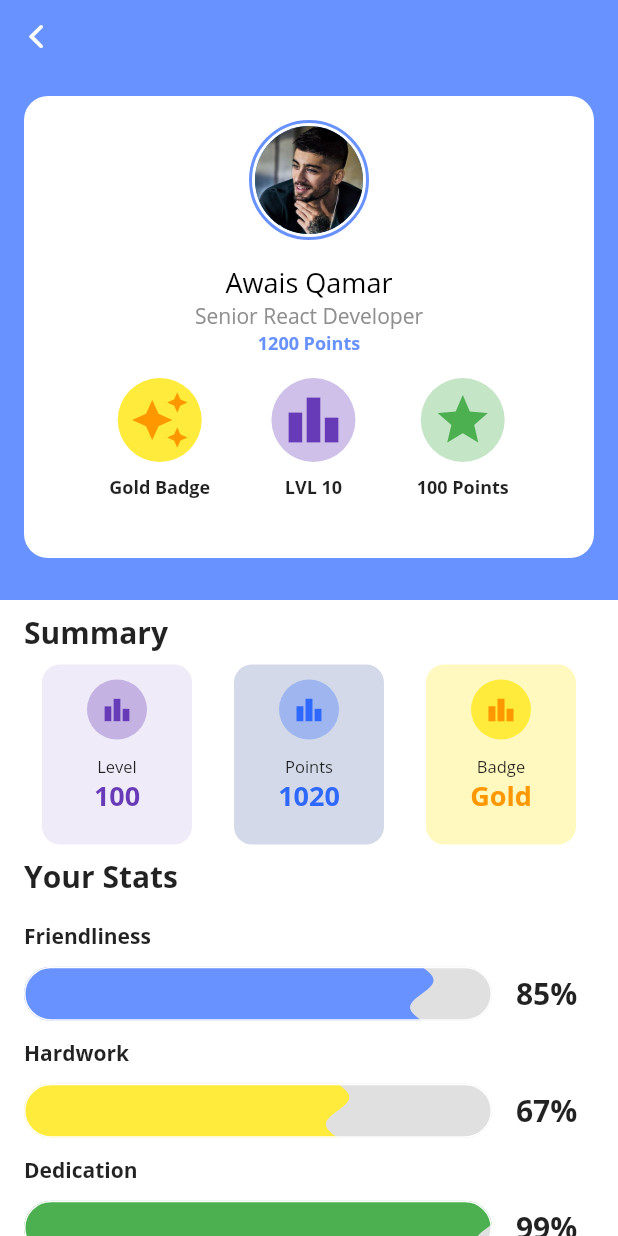
After one commit to Aliasad9/AppCon_Invicta, a Flutter app: the ProfileScreen screen opened directly, on a phone screen of 412 x 824 dp. The commit adds this screen. Run offline on Flutter 3.47's test engine with Material 2 defaults, Android fonts, the phone set to English and light mode, and no system bars; drawn by our look-alikes of liquid_progress_indicator; our stand-ins replace flutter_svg.

Commit message:
profile page done

```diff
--- a/lib/create_cheer.dart
+++ b/lib/create_cheer.dart
@@ -8,8 +8,8 @@ class CreateCheerScreen extends StatefulWidget {
 class _CreateCheerScreenState extends State<CreateCheerScreen> {
   @override
   Widget build(BuildContext context) {
-    return Container(
-      child: Text('Create New Cheer'),
+    return Scaffold(
+      body: Text('Create New Cheer'),
     );
   }
 }
--- /dev/null
+++ b/lib/profile_screen.dart
@@ -0,0 +1,391 @@
+import 'package:Invicta/widgets/profile_image.dart';
+import 'package:flutter/cupertino.dart';
+import 'package:flutter/material.dart';
+import 'package:liquid_progress_indicator/liquid_progress_indicator.dart';
+
+class ProfileScreen extends StatelessWidget {
+  @override
+  Widget build(BuildContext context) {
+    return SafeArea(
+      child: Scaffold(
+        body: SingleChildScrollView(
+          child: Stack(
+            children: [
+              Container(
+                width: MediaQuery.of(context).size.width,
+                height: 400,
+                color: Theme.of(context).primaryColor,
+                child: Stack(
+                  children: [
+                    Align(
+                      alignment: Alignment.topLeft,
+                      child: IconButton(
+                        icon: Icon(
+                          CupertinoIcons.back,
+                          color: Colors.white,
+                        ),
+                        onPressed: () {
+                          Navigator.pop(context);
+                        },
+                      ),
+                    ),
+                    Padding(
+                      padding: EdgeInsets.only(left: 16, right: 16, top: 64),
+                      child: Container(
+                        width: MediaQuery.of(context).size.width - 32,
+                        height: 308,
+                        decoration: BoxDecoration(
+                          color: Colors.white,
+                          borderRadius: BorderRadius.circular(16),
+                        ),
+                        child: Column(
+                          children: [
+                            ProfileImage(
+                              profileImgUrl: 'assets/images/profile.jpg',
+                              imgDiameter: 72.0,
+                              borderDiameter: 80.0,
+                            ),
+                            Text(
+                              'Awais Qamar',
+                              style: TextStyle(
+                                fontSize: 18,
+                                color: Colors.black,
+                                fontWeight: FontWeight.w500,
+                                fontFamily: 'OpenSans',
+                              ),
+                            ),
+                            Text(
+                              'Senior React Developer',
+                              style: TextStyle(
+                                fontSize: 14,
+                                color: Color(0xFF8F8F8F),
+                                fontWeight: FontWeight.w500,
+                                fontFamily: 'OpenSans',
+                              ),
+                            ),
+                            Text(
+                              '1200 Points',
+                              style: TextStyle(
+                                fontSize: 12,
+                                color: Theme.of(context).primaryColor,
+                                fontWeight: FontWeight.w600,
+                                fontFamily: 'OpenSans',
+                              ),
+                            ),
+                            Padding(
+                              padding: const EdgeInsets.all(16.0),
+                              child: Row(
+                                mainAxisAlignment:
+                                    MainAxisAlignment.spaceEvenly,
+                                children: [
+                                  Column(
+                                    children: [
+                                      Container(
+                                        height: 56,
+                                        width: 56,
+                                        margin: EdgeInsets.only(bottom: 8),
+                                        decoration: BoxDecoration(
+                                            color: Colors.yellow,
+                                            shape: BoxShape.circle),
+                                        child: Icon(
+                                          Icons.auto_awesome,
+                                          size: 40,
+                                          color: Colors.orange,
+                                        ),
+                                      ),
+                                      Text(
+                                        'Gold Badge',
+                                        style: TextStyle(
+                                          fontSize: 12,
+                                          fontWeight: FontWeight.w600,
+                                          fontFamily: 'OpenSans',
+                                        ),
+                                      )
+                                    ],
+                                  ),
+                                  Column(
+                                    children: [
+                                      Container(
+                                        height: 56,
+                                        width: 56,
+                                        margin: EdgeInsets.only(bottom: 8),
+                                        decoration: BoxDecoration(
+                                            color: Colors.deepPurple
+                                                .withOpacity(0.32),
+                                            shape: BoxShape.circle),
+                                        child: Icon(
+                                          Icons.leaderboard,
+                                          size: 40,
+                                          color: Colors.deepPurple,
+                                        ),
+                                      ),
+                                      Text(
+                                        'LVL 10',
+                                        style: TextStyle(
+                                          fontSize: 12,
+                                          fontWeight: FontWeight.w600,
+                                          fontFamily: 'OpenSans',
+                                        ),
+                                      )
+                                    ],
+                                  ),
+                                  Column(
+                                    children: [
+                                      Container(
+                                        height: 56,
+                                        width: 56,
+                                        margin: EdgeInsets.only(bottom: 8),
+                                        decoration: BoxDecoration(
+                                            color:
+                                                Colors.green.withOpacity(0.32),
+                                            shape: BoxShape.circle),
+                                        child: Icon(
+                                          Icons.star,
+                                          size: 40,
+                                          color: Colors.green,
+                                        ),
+                                      ),
+                                      Text(
+                                        '100 Points',
+                                        style: TextStyle(
+                                          fontSize: 12,
+                                          fontWeight: FontWeight.w600,
+                                          fontFamily: 'OpenSans',
+                                        ),
+                                      )
+                                    ],
+                                  ),
+                                ],
+                              ),
+                            )
+                          ],
+                        ),
+                      ),
+                    ),
+                  ],
+                ),
+              ),
+              Align(
+                alignment: Alignment.topCenter,
+                child: Padding(
+                  padding: EdgeInsets.only(top: 400),
+                  child: Container(
+                    width: MediaQuery.of(context).size.width,
+                    child: Column(
+                      crossAxisAlignment: CrossAxisAlignment.start,
+                      children: [
+                        getLabelName('Summary'),
+                        Row(
+                          mainAxisAlignment: MainAxisAlignment.spaceEvenly,
+                          children: [
+                            Container(
+                              width: 100,
+                              height: 120,
+                              decoration: BoxDecoration(
+                                color: Colors.deepPurple.withOpacity(0.10),
+                                borderRadius: BorderRadius.circular(12),
+                              ),
+                              child: Column(
+                                children: [
+                                  Container(
+                                    height: 40,
+                                    width: 40,
+                                    margin: EdgeInsets.symmetric(vertical: 10),
+                                    decoration: BoxDecoration(
+                                        color:
+                                            Colors.deepPurple.withOpacity(0.32),
+                                        shape: BoxShape.circle),
+                                    child: Icon(
+                                      Icons.leaderboard,
+                                      size: 20,
+                                      color: Colors.deepPurple,
+                                    ),
+                                  ),
+                                  Text(
+                                    'Level',
+                                    style: TextStyle(
+                                      fontSize: 11,
+                                      fontWeight: FontWeight.w400,
+                                      fontFamily: 'OpenSans',
+                                    ),
+                                  ),
+                                  Text(
+                                    '100',
+                                    style: TextStyle(
+                                      fontSize: 18,
+                                      fontWeight: FontWeight.w600,
+                                      fontFamily: 'OpenSans',
+                                      color: Colors.deepPurple,
+                                    ),
+                                  )
+                                ],
+                              ),
+                            ),
+                            Container(
+                              width: 100,
+                              height: 120,
+                              decoration: BoxDecoration(
+                                color: Color(0xFFD3D9E8),
+                                borderRadius: BorderRadius.circular(12),
+                              ),
+                              child: Column(
+                                children: [
+                                  Container(
+                                    height: 40,
+                                    width: 40,
+                                    margin: EdgeInsets.symmetric(vertical: 10),
+                                    decoration: BoxDecoration(
+                                        color:
+                                            Color(0xFF2E68FF).withOpacity(0.32),
+                                        shape: BoxShape.circle),
+                                    child: Icon(
+                                      Icons.leaderboard,
+                                      size: 20,
+                                      color: Color(0xFF2E68FF),
+                                    ),
+                                  ),
+                                  Text(
+                                    'Points',
+                                    style: TextStyle(
+                                      fontSize: 11,
+                                      fontWeight: FontWeight.w400,
+                                      fontFamily: 'OpenSans',
+                                    ),
+                                  ),
+                                  Text(
+                                    '1020',
+                                    style: TextStyle(
+                                      fontSize: 18,
+                                      fontWeight: FontWeight.w600,
+                                      fontFamily: 'OpenSans',
+                                      color: Color(0xFF2E68FF),
+                                    ),
+                                  )
+                                ],
+                              ),
+                            ),
+                            Container(
+                              width: 100,
+                              height: 120,
+                              decoration: BoxDecoration(
+                                color: Colors.yellow.withOpacity(0.32),
+                                borderRadius: BorderRadius.circular(12),
+                              ),
+                              child: Column(
+                                children: [
+                                  Container(
+                                    height: 40,
+                                    width: 40,
+                                    margin: EdgeInsets.symmetric(vertical: 10),
+                                    decoration: BoxDecoration(
+                                        color: Colors.yellow,
+                                        shape: BoxShape.circle),
+                                    child: Icon(
+                                      Icons.leaderboard,
+                                      size: 20,
+                                      color: Colors.orange,
+                                    ),
+                                  ),
+                                  Text(
+                                    'Badge',
+                                    style: TextStyle(
+                                      fontSize: 11,
+                                      fontWeight: FontWeight.w400,
+                                      fontFamily: 'OpenSans',
+                                    ),
+                                  ),
+                                  Text(
+                                    'Gold',
+                                    style: TextStyle(
+                                        fontSize: 18,
+                                        fontWeight: FontWeight.w600,
+                                        fontFamily: 'OpenSans',
+                                        color: Colors.orange),
+                                  )
+                                ],
+                              ),
+                            )
+                          ],
+                        ),
+                        getLabelName('Your Stats'),
+                        getStatsProgressBar('Friendliness', 0.85,
+                            Theme.of(context).primaryColor, context),
+                        getStatsProgressBar(
+                            'Hardwork', 0.67, Colors.yellow, context),
+                        getStatsProgressBar(
+                            'Dedication', 0.99, Colors.green, context),
+                        getStatsProgressBar('Team Work', 0.53,
+                            Colors.deepPurpleAccent, context),
+                        SizedBox(
+                          height: 50,
+                        )
+                      ],
+                    ),
+                  ),
+                ),
+              )
+            ],
+          ),
+        ),
+      ),
+    );
+  }
+
+  Widget getStatsProgressBar(labelName, value, color, context) {
+    return Column(
+      crossAxisAlignment: CrossAxisAlignment.start,
+      children: [
+        getCategoryName('$labelName'),
+        Padding(
+          padding: const EdgeInsets.symmetric(horizontal: 16.0),
+          child: Row(
+            children: [
+              SizedBox(
+                height: 36,
+                width: MediaQuery.of(context).size.width - 100,
+                child: LiquidLinearProgressIndicator(
+                  value: value,
+                  valueColor: AlwaysStoppedAnimation(color),
+                  backgroundColor: Colors.grey.withOpacity(0.32),
+                  borderColor: Colors.white,
+                  borderWidth: 1,
+                  borderRadius: 20,
+                  direction: Axis.horizontal,
+                ),
+              ),
+              getLabelName('${(value * 100).round()}%')
+            ],
+          ),
+        )
+      ],
+    );
+  }
+
+  Widget getCategoryName(String label) {
+    return Padding(
+      padding: const EdgeInsets.only(top: 8, left: 16.0, bottom: 8.0),
+      child: Text(
+        '$label',
+        style: TextStyle(
+          fontSize: 14,
+          fontWeight: FontWeight.w600,
+          fontFamily: 'OpenSans',
+        ),
+      ),
+    );
+  }
+
+  Widget getLabelName(String label) {
+    return Padding(
+      padding: const EdgeInsets.only(top: 8, left: 16.0, bottom: 8.0),
+      child: Text(
+        '$label',
+        style: TextStyle(
+          fontSize: 20,
+          fontWeight: FontWeight.w600,
+          fontFamily: 'OpenSans',
+        ),
+      ),
+    );
+  }
+}
--- a/lib/widgets/custom_app_bar.dart
+++ b/lib/widgets/custom_app_bar.dart
@@ -1,3 +1,4 @@
+import 'package:Invicta/profile_screen.dart';
 import 'package:Invicta/widgets/profile_image.dart';
 import 'package:flutter/material.dart';
 
@@ -40,7 +41,17 @@ class CustomAppBar extends StatelessWidget {
                 ],
               ),
             ),
-            ProfileImage(profileImgUrl: profileImgUrl,imgDiameter: 40.0,borderDiameter: 48.0,)
+            InkWell(
+              onTap: () {
+                Navigator.push(context,
+                    MaterialPageRoute(builder: (_) => ProfileScreen()));
+              },
+              child: ProfileImage(
+                profileImgUrl: profileImgUrl,
+                imgDiameter: 40.0,
+                borderDiameter: 48.0,
+              ),
+            )
           ],
         ),
       ),
--- a/lib/widgets/home_feed_card.dart
+++ b/lib/widgets/home_feed_card.dart
@@ -9,9 +9,9 @@ class HomeFeedCard extends StatelessWidget {
   @override
   Widget build(BuildContext context) {
     return Padding(
-      padding: const EdgeInsets.only(bottom: 16.0, left: 16, right: 16),
+      padding: const EdgeInsets.only(bottom: 32.0, left: 16, right: 16),
       child: Container(
-        height: 190,
+        height: 224,
         child: Column(
           children: [
             Column(
@@ -65,8 +65,8 @@ class HomeFeedCard extends StatelessWidget {
             ),
             Container(
               width: double.infinity,
-              height: 125,
-              margin: EdgeInsets.symmetric(vertical: 8),
+              height: 138,
+              margin: EdgeInsets.symmetric(vertical: 22),
               decoration: BoxDecoration(
                   color: Colors.deepPurple.withOpacity(0.32),
                   border: Border.all(color: Colors.deepPurple),
@@ -98,7 +98,7 @@ class HomeFeedCard extends StatelessWidget {
                           width: 200,
                           child: Text(
                             'Collaboration with peers has never been more fun. Fostering a culture of incread productivity & employee satisfaction.',
-                            maxLines: 3,
+                            maxLines: 4,
                             overflow: TextOverflow.ellipsis,
                             style: TextStyle(
                               fontFamily: 'OpenSans',
--- a/lib/widgets/leaderboard_card.dart
+++ b/lib/widgets/leaderboard_card.dart
@@ -21,7 +21,7 @@ class LeaderboardCard extends StatelessWidget {
   Widget build(BuildContext context) {
     return position != '1st'
         ? Padding(
-            padding: const EdgeInsets.only(left: 16.0, right: 16, top: 32),
+            padding: const EdgeInsets.only(left: 16.0, right: 16,bottom: 32),
             child: Container(
               height: 72,
               width: MediaQuery.of(context).size.width - 32,
--- a/pubspec.yaml
+++ b/pubspec.yaml
@@ -22,6 +22,7 @@ environment:
 
 dependencies:
   flutter_svg: ^0.19.0
+  liquid_progress_indicator: ^0.3.2
   flutter:
     sdk: flutter
 
```
Also changed, not shown: lib/navigation_screen.dart (+6 -1 lines), pubspec.lock.
